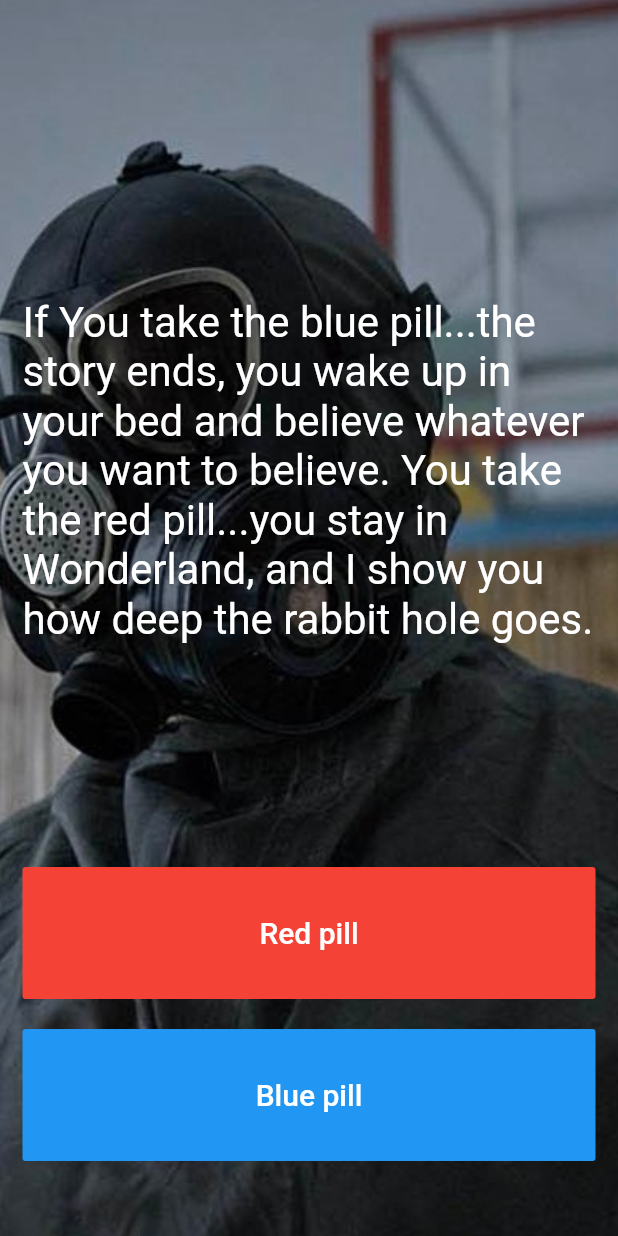
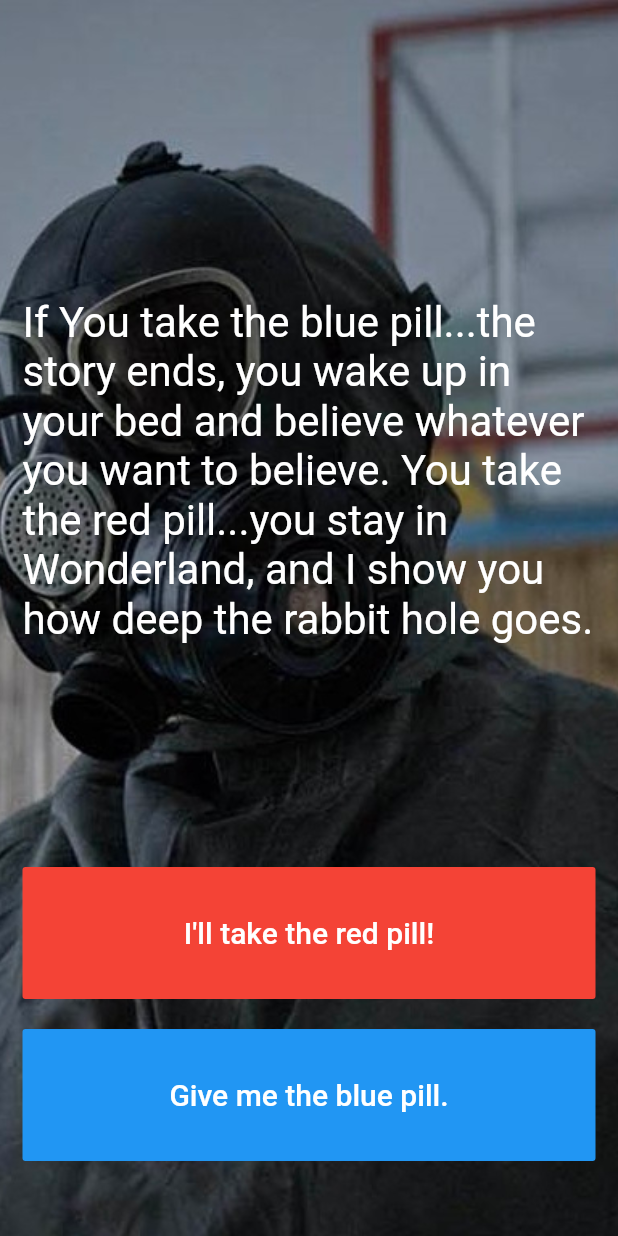
Before and after one commit to erikmaide/BigHoax, a Flutter app: the screen it shows after launch, on a phone screen of 412 x 824 dp. Run offline on Flutter 3.47's test engine with Material 2 defaults, Android fonts, the phone set to English and light mode, and no system bars.

Commit message:
add storybrain class, minor tweaks to main.dart, so it can pull text from storybrain

```diff
--- a/lib/main.dart
+++ b/lib/main.dart
@@ -1,4 +1,5 @@
 import 'package:flutter/material.dart';
+import 'story_brain.dart';
 
 void main() => runApp(Bighoax());
 
@@ -10,6 +11,8 @@ class Bighoax extends StatelessWidget {
     );
   }
 }
+
+StoryBrain storyBrain = StoryBrain();
 
 class StoryPage extends StatefulWidget {
   _StoryPageState createState() => _StoryPageState();
@@ -35,10 +38,7 @@ class _StoryPageState extends State<StoryPage> {
                 flex: 12,
                 child: Center(
                   child: Text(
-                    'If You take the blue pill...the story ends, '
-                    'you wake up in your bed and believe whatever you want to believe. '
-                    'You take the red pill...you stay in Wonderland, '
-                    'and I show you how deep the rabbit hole goes.',
+                    storyBrain.getStory(),
                     style: TextStyle(
                       fontSize: 28.0,
                     ),
@@ -51,7 +51,7 @@ class _StoryPageState extends State<StoryPage> {
                   onPressed: () {},
                   color: Colors.red,
                   child: Text(
-                    'Red pill',
+                    storyBrain.getRedPill(),
                     style: TextStyle(
                       fontSize: 20.0,
                     ),
@@ -67,7 +67,7 @@ class _StoryPageState extends State<StoryPage> {
                   onPressed: () {},
                   color: Colors.blue,
                   child: Text(
-                    'Blue pill',
+                    storyBrain.getBluePill(),
                     style: TextStyle(
                       fontSize: 20.0,
                     ),
--- a/lib/story.dart
+++ b/lib/story.dart
@@ -2,5 +2,5 @@ class Story {
   String storyText;
   String redChoice;
   String blueChoice;
-  Story(this.storyText, this.redChoice, this.blueChoice);
+  Story({this.storyText, this.redChoice, this.blueChoice});
 }
--- /dev/null
+++ b/lib/story_brain.dart
@@ -0,0 +1,24 @@
+import 'story.dart';
+
+class StoryBrain {
+  List<Story> _storyData = [
+    Story(
+        storyText: 'If You take the blue pill...the story ends, '
+            'you wake up in your bed and believe whatever you want to believe. '
+            'You take the red pill...you stay in Wonderland, '
+            'and I show you how deep the rabbit hole goes.',
+        redChoice: 'I\'ll take the red pill!',
+        blueChoice: 'Give me the blue pill.'),
+  ];
+  String getStory() {
+    return _storyData[0].storyText;
+  }
+
+  String getRedPill() {
+    return _storyData[0].redChoice;
+  }
+
+  String getBluePill() {
+    return _storyData[0].blueChoice;
+  }
+}
```
Also changed, not shown: 1 other file.
